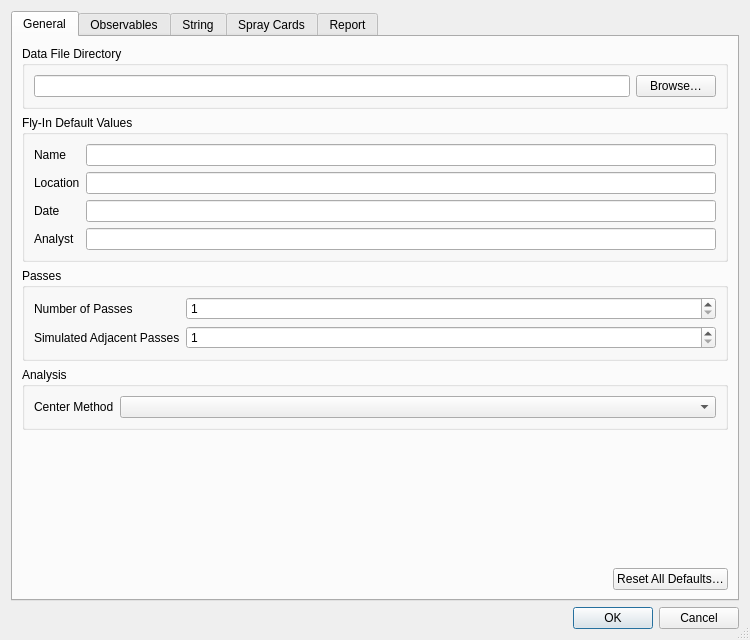
First picture: the form in resources/settings.ui, repository gill14/AccuPatt, before the edit.
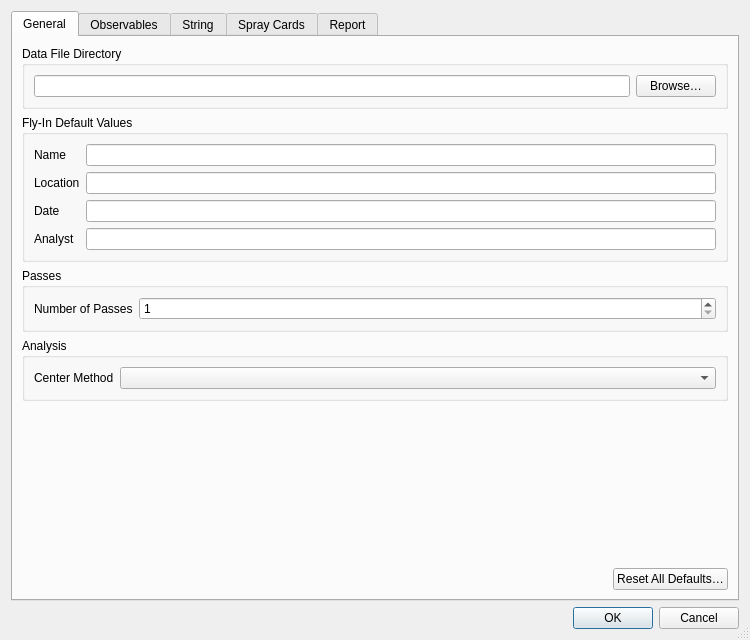
Second picture: the form after the edit.

Commit message: simulated adjacent swaths now computed only

Patch:
```diff
--- a/resources/settings.ui
+++ b/resources/settings.ui
@@ -127,23 +127,6 @@
             </property>
            </widget>
           </item>
-          <item row="1" column="0">
-           <widget class="QLabel" name="lbl_sim_adjacent">
-            <property name="text">
-             <string>Simulated Adjacent Passes</string>
-            </property>
-           </widget>
-          </item>
-          <item row="1" column="1">
-           <widget class="QSpinBox" name="sb_simulated_adjacent_passes">
-            <property name="minimum">
-             <number>1</number>
-            </property>
-            <property name="maximum">
-             <number>10</number>
-            </property>
-           </widget>
-          </item>
          </layout>
         </widget>
        </item>
```
The commit also changes 9 other files.
